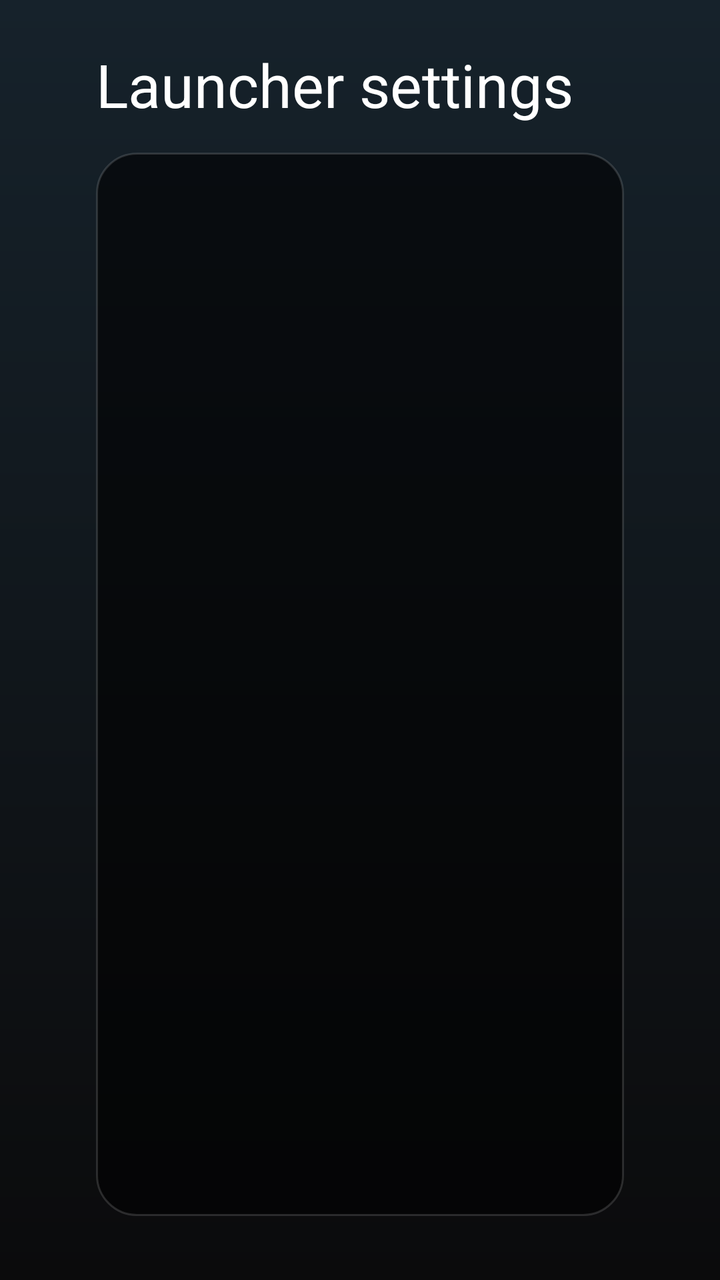
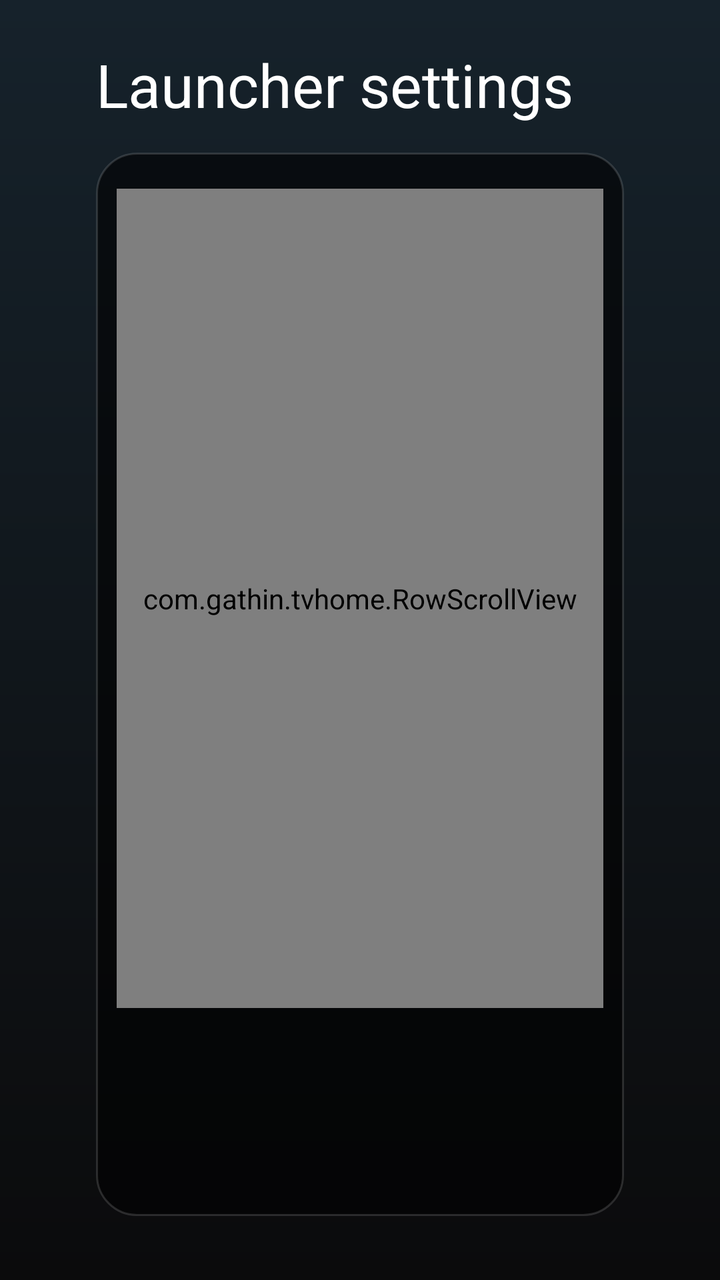

The first picture is an Android layout as it rendered before a commit; the second is the same layout after the commit. The layout source and the unified diff follow.
<!-- AndroidManifest.xml: application theme Theme.TvHome -->
<!-- res/layout/activity_launcher_settings.xml -->
<?xml version="1.0" encoding="utf-8"?>
<FrameLayout xmlns:android="http://schemas.android.com/apk/res/android"
    android:id="@+id/settingsRoot"
    android:layout_width="match_parent"
    android:layout_height="match_parent"
    android:background="@drawable/settings_bg"
    android:clipChildren="false">

    <LinearLayout
        android:layout_width="match_parent"
        android:layout_height="match_parent"
        android:clipChildren="false"
        android:orientation="vertical"
        android:paddingStart="48dp"
        android:paddingEnd="48dp"
        android:paddingTop="22dp"
        android:paddingBottom="20dp">

        <LinearLayout
            android:id="@+id/headerRow"
            android:layout_width="match_parent"
            android:layout_height="wrap_content"
            android:gravity="center_vertical"
            android:orientation="horizontal">

            <TextView
                android:id="@+id/settingsTitle"
                android:layout_width="0dp"
                android:layout_height="wrap_content"
                android:layout_weight="1"
                android:ellipsize="end"
                android:maxLines="1"
                android:text="@string/launcher_settings"
                android:textColor="#FFFFFFFF"
                android:textSize="30sp" />

            <LinearLayout
                android:id="@+id/tabStrip"
                android:layout_width="wrap_content"
                android:layout_height="wrap_content"
                android:orientation="horizontal" />
        </LinearLayout>

        <LinearLayout
            android:layout_width="match_parent"
            android:layout_height="0dp"
            android:layout_marginTop="14dp"
            android:layout_weight="1"
            android:background="@drawable/settings_card_bg"
            android:orientation="vertical"
            android:padding="18dp">

            <ScrollView
                android:id="@+id/sectionScroll"
                android:clipChildren="false"
                android:layout_width="match_parent"
                android:layout_height="0dp"
                android:layout_weight="1"
                android:clipToPadding="false"
                android:fadingEdgeLength="28dp"
                android:paddingStart="8dp"
                android:paddingTop="4dp"
                android:paddingEnd="8dp"
                android:paddingBottom="4dp"
                android:requiresFadingEdge="vertical"
                android:scrollbars="none">

                <FrameLayout
                    android:id="@+id/sectionHost"
                    android:clipChildren="false"
                    android:layout_width="match_parent"
                    android:layout_height="wrap_content" />
            </ScrollView>

            <TextView
                android:id="@+id/explainLine"
                android:layout_width="match_parent"
                android:layout_height="58dp"
                android:layout_marginTop="8dp"
                android:ellipsize="end"
                android:maxLines="3"
                android:textColor="#FFC9D3DA"
                android:textSize="14sp" />
        </LinearLayout>

        <LinearLayout
            android:id="@+id/footerRow"
            android:clipChildren="false"
            android:layout_width="match_parent"
            android:layout_height="wrap_content"
            android:layout_marginTop="12dp"
            android:orientation="horizontal" />
    </LinearLayout>
</FrameLayout>
<!-- resources referenced by this layout -->
<resources>
  <!-- drawable settings_bg (drawable) -->
  <?xml version="1.0" encoding="utf-8"?>
  <shape xmlns:android="http://schemas.android.com/apk/res/android" android:shape="rectangle">
      <gradient android:angle="270" android:startColor="#FF16222B" android:endColor="@color/theme_ground" />
  </shape>
  <!-- drawable settings_card_bg (drawable) -->
  <?xml version="1.0" encoding="utf-8"?>
  <shape xmlns:android="http://schemas.android.com/apk/res/android" android:shape="rectangle">
      <solid android:color="#99000000" />
      <stroke android:width="1dp" android:color="@color/theme_hairline" />
      <corners android:radius="20dp" />
  </shape>
  <string name="launcher_settings">Launcher settings</string>
  <style name="Theme.TvHome" parent="android:Theme.Material.NoActionBar.Fullscreen">
          <item name="android:windowBackground">@color/theme_ground</item>
          <item name="android:colorBackground">@color/theme_ground</item>
          <item name="android:windowAnimationStyle">@null</item>
      </style>
  <color name="theme_ground">#FF0B0B0C</color>
  <color name="theme_hairline">#24FFFFFF</color>
</resources>

<!-- the commit's change to res/layout/activity_launcher_settings.xml (unified diff, before → after) -->
@@ -10,6 +10,7 @@
         android:layout_width="match_parent"
         android:layout_height="match_parent"
         android:clipChildren="false"
+        android:clipToPadding="false"
         android:orientation="vertical"
         android:paddingStart="48dp"
         android:paddingEnd="48dp"
@@ -47,30 +48,34 @@
             android:layout_marginTop="14dp"
             android:layout_weight="1"
             android:background="@drawable/settings_card_bg"
+            android:clipToPadding="false"
             android:orientation="vertical"
             android:padding="18dp">
 
-            <ScrollView
+            <com.gathin.tvhome.RowScrollView
                 android:id="@+id/sectionScroll"
-                android:clipChildren="false"
                 android:layout_width="match_parent"
                 android:layout_height="0dp"
+                android:layout_marginStart="-8dp"
+                android:layout_marginEnd="-8dp"
                 android:layout_weight="1"
-                android:clipToPadding="false"
-                android:fadingEdgeLength="28dp"
-                android:paddingStart="8dp"
-                android:paddingTop="4dp"
-                android:paddingEnd="8dp"
-                android:paddingBottom="4dp"
-                android:requiresFadingEdge="vertical"
                 android:scrollbars="none">
 
                 <FrameLayout
                     android:id="@+id/sectionHost"
                     android:clipChildren="false"
+                    android:clipToPadding="false"
                     android:layout_width="match_parent"
                     android:layout_height="wrap_content" />
-            </ScrollView>
+            </com.gathin.tvhome.RowScrollView>
+
+            <ImageView
+                android:id="@+id/moreMark"
+                android:layout_width="match_parent"
+                android:layout_height="20dp"
+                android:importantForAccessibility="no"
+                android:src="@drawable/ic_more"
+                android:visibility="invisible" />
 
             <TextView
                 android:id="@+id/explainLine"
<!-- resource entries referenced after the edit -->
@@ -1,5 +1,13 @@
 <!-- resources referenced by this layout -->
 <resources>
+  <!-- drawable ic_more (drawable) -->
+  <?xml version="1.0" encoding="utf-8"?>
+  <vector xmlns:android="http://schemas.android.com/apk/res/android"
+      android:width="20dp" android:height="20dp"
+      android:viewportWidth="24" android:viewportHeight="24">
+      <path android:fillColor="#B3F2EEE6"
+          android:pathData="M7.41,8.59L12,13.17l4.59,-4.58L18,10l-6,6 -6,-6 1.41,-1.41z" />
+  </vector>
   <!-- drawable settings_bg (drawable) -->
   <?xml version="1.0" encoding="utf-8"?>
   <shape xmlns:android="http://schemas.android.com/apk/res/android" android:shape="rectangle">
